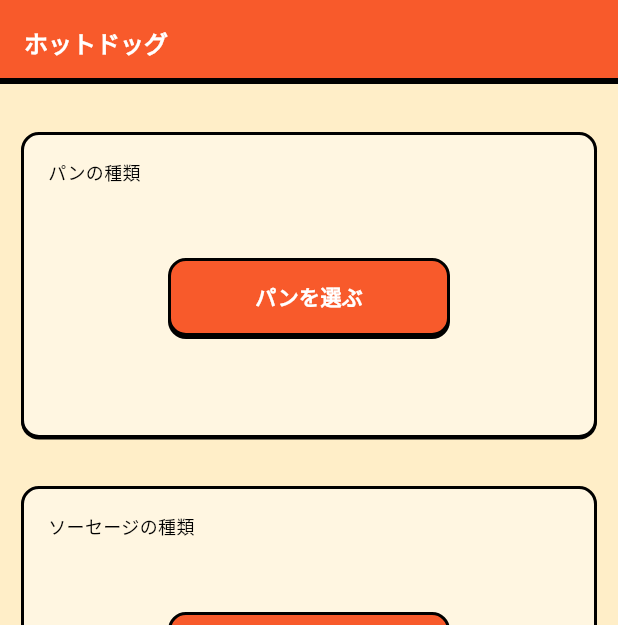
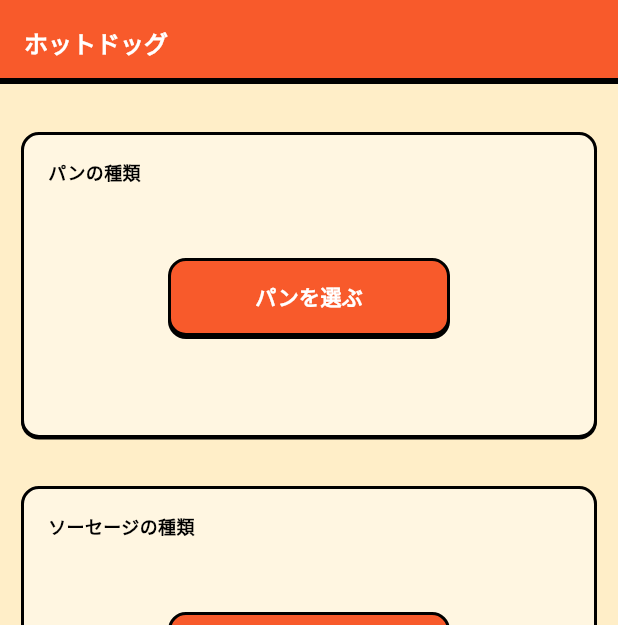
Before and after one commit to OriginMaster2024/origin_master_2024_flutter, a Flutter app: the screen it shows after launch, after a tap on "はじめる", on a phone screen of 412 x 824 dp. Shown: the top 625 px of the screen. Run offline on Flutter 3.47's test engine with Material 3 defaults, Android fonts, the phone set to English and light mode, and no system bars; our stand-ins replace audioplayers, flutter_hooks, flutter_svg, gap, google_fonts, hooks_riverpod and 2 more.

Commit message:
replace medium with bold

```diff
--- a/lib/page/hot_dog_select_page.dart
+++ b/lib/page/hot_dog_select_page.dart
@@ -145,7 +145,7 @@ class IngredientCard<T extends Ingredient> extends HookWidget {
           children: [
             Text(
               '$typeの種類',
-              style: AppTextStyle.medium(color: Colors.black, fontSize: 12),
+              style: AppTextStyle.bold(color: Colors.black, fontSize: 12),
             ),
             const Gap(8),
             selected.value != null
```
